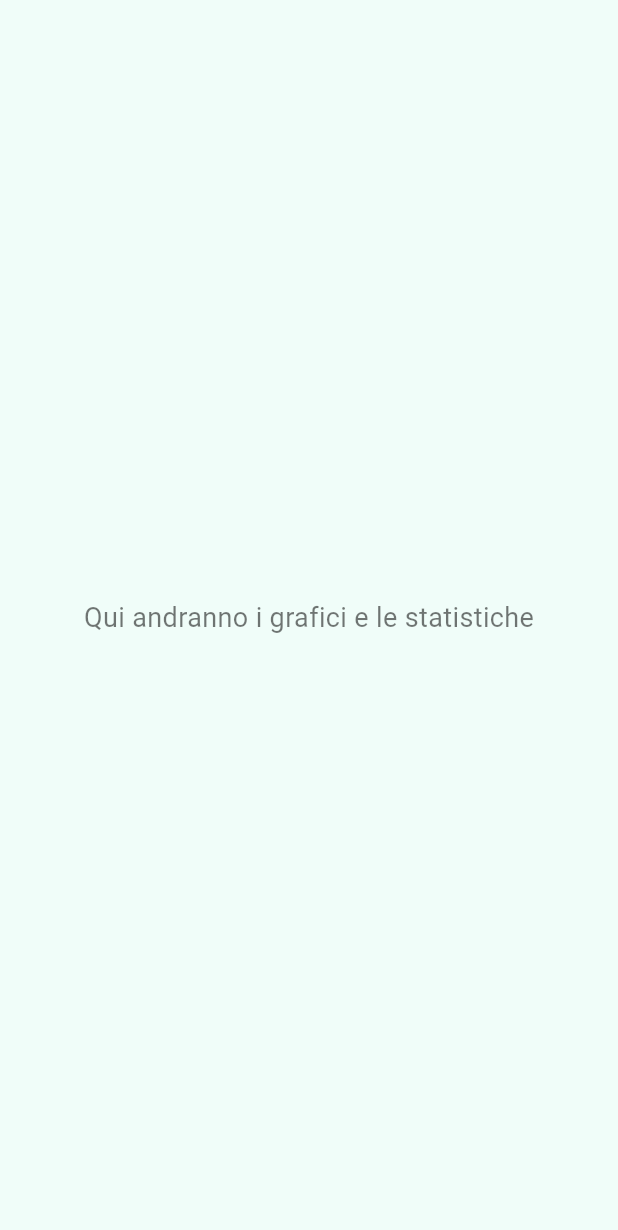
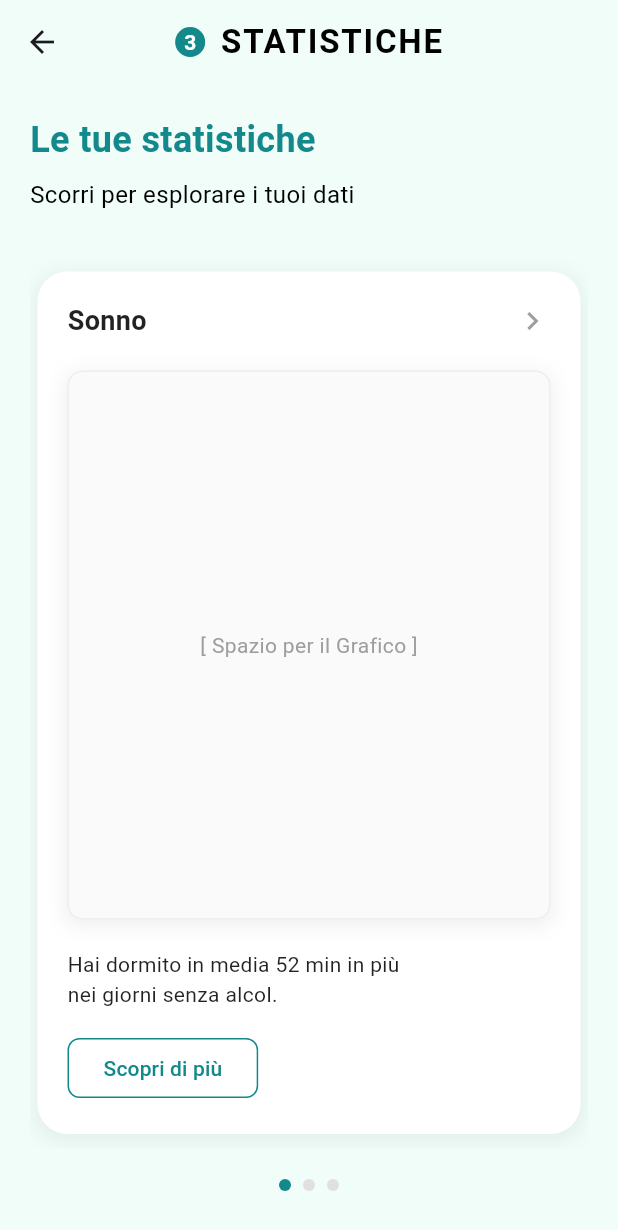
Before and after one commit to Asia1707/Applicazione, a Flutter app: the StatisticsScreen screen opened directly, on a phone screen of 412 x 824 dp. Shown: the top 1230 px of the screen. Run offline on Flutter 3.47's test engine with Material 3 defaults, Android fonts, the light colour scheme and no system bars; our stand-ins replace material_design_icons_flutter, shared_preferences; accounts and stored records are empty.

Commit message:
base statistics screen

```diff
--- a/lib/screens/settingsscreen.dart
+++ b/lib/screens/settingsscreen.dart
@@ -26,7 +26,7 @@ class _SettingsScreenState extends State <SettingsScreen> {
           ),
           const SizedBox (height:12),
           _buildInfoRow('Nome utente', 'Marco Rossi'),
-          const Divider()
+          const Divider(),
           _buildInfoRow('Codice Psicologo', 'PSI12345'),
         ],
       ),
@@ -47,7 +47,7 @@ class _SettingsScreenState extends State <SettingsScreen> {
             style: const TextStyle(fontSize: 18, color: Colors.black45),
           ),
           const SizedBox(width: 8),
-          Icon(MdiIcons.pencilOutline, size: 18, color: Color.black45),
+          Icon(MdiIcons.pencilOutline, size: 18, color: Colors.black45),
           ],
         ),
       ],
--- a/lib/screens/statisticsscreen.dart
+++ b/lib/screens/statisticsscreen.dart
@@ -1,18 +1,188 @@
 import 'package:flutter/material.dart';
 
-class StatisticsScreen extends StatelessWidget {
+class StatisticsScreen extends StatefulWidget {
   const StatisticsScreen({super.key});
+
+  @override
+  State<StatisticsScreen> createState() => _StatisticsScreenState();
+}
+
+class _StatisticsScreenState extends State<StatisticsScreen> {
+  final PageController _pageController = PageController();
+  int _currentCard = 0;
+  static const Color ral5018 = Color(0xFF13898C);
+
+  @override
+  void dispose() {
+    _pageController.dispose();
+    super.dispose();
+  }
 
   @override
   Widget build(BuildContext context) {
     return Scaffold(
+      // Mantenuto il colore di sfondo del tuo file originale
       backgroundColor: const Color(0xFFF0FDF9),
-      body: const Center(
-        child: Text(
-          'Qui andranno i grafici e le statistiche',
-          style: TextStyle(fontSize: 18, color: Colors.black54),
+      appBar: AppBar(
+        backgroundColor: const Color(0xFFF0FDF9),
+        elevation: 0,
+        title: Row(
+          mainAxisSize: MainAxisSize.min,
+          children: [
+            Container(
+              padding: const EdgeInsets.all(6),
+              decoration: const BoxDecoration(
+                color: ral5018,
+                shape: BoxShape.circle,
+              ),
+              child: const Text('3', style: TextStyle(color: Colors.white, fontSize: 14, fontWeight: FontWeight.bold)),
+            ),
+            const SizedBox(width: 10),
+            const Text(
+              'STATISTICHE',
+              style: TextStyle(color: Colors.black, fontWeight: FontWeight.bold, letterSpacing: 1.2),
+            ),
+          ],
+        ),
+        centerTitle: true,
+      ),
+      body: Padding(
+        padding: const EdgeInsets.symmetric(horizontal: 20.0),
+        child: Column(
+          crossAxisAlignment: CrossAxisAlignment.start,
+          children: [
+            const SizedBox(height: 20),
+            const Text(
+              'Le tue statistiche',
+              style: TextStyle(fontSize: 24, fontWeight: FontWeight.bold, color: ral5018),
+            ),
+            const SizedBox(height: 8),
+            const Text(
+              'Scorri per esplorare i tuoi dati',
+              style: TextStyle(fontSize: 16, color: Colors.black),
+            ),
+            const SizedBox(height: 30),
+
+            // Area delle schede che scorrono di lato
+            Expanded(
+              child: PageView(
+                controller: _pageController,
+                onPageChanged: (int page) {
+                  setState(() {
+                    _currentCard = page; // Aggiorna l'indice per colorare il pallino corretto
+                  });
+                },
+                children: const [
+                  StatCard(title: 'Sonno'),
+                  StatCard(title: 'Resting Heart Rate'),
+                  StatCard(title: 'Stress'),
+                ],
+              ),
+            ),
+
+            const SizedBox(height: 20),
+
+            // I tre pallini indicatori sotto la scheda
+            Row(
+              mainAxisAlignment: MainAxisAlignment.center,
+              children: List.generate(
+                3,
+                (index) => Container(
+                  margin: const EdgeInsets.symmetric(horizontal: 4),
+                  height: 8,
+                  width: 8,
+                  decoration: BoxDecoration(
+                    color: _currentCard == index ? ral5018 : Colors.grey.shade300,
+                    shape: BoxShape.circle,
+                  ),
+                ),
+              ),
+            ),
+            const SizedBox(height: 30),
+          ],
         ),
       ),
     );
   }
 }
+
+// IL WIDGET PER LA SCHEDA DEL GRAFICO (RIUTILIZZABILE)
+class StatCard extends StatelessWidget {
+  final String title;
+  const StatCard({super.key, required this.title});
+
+  @override
+  Widget build(BuildContext context) {
+    return Container(
+      margin: const EdgeInsets.symmetric(horizontal: 5, vertical: 10),
+      padding: const EdgeInsets.all(20),
+      decoration: BoxDecoration(
+        color: Colors.white,
+        borderRadius: BorderRadius.circular(20),
+        boxShadow: [
+          BoxShadow(
+            color: Colors.grey.withValues(alpha: 0.15),
+            spreadRadius: 2,
+            blurRadius: 10,
+            offset: const Offset(0, 3),
+          ),
+        ],
+      ),
+      child: Column(
+        crossAxisAlignment: CrossAxisAlignment.start,
+        children: [
+          Row(
+            mainAxisAlignment: MainAxisAlignment.spaceBetween,
+            children: [
+              Text(
+                title,
+                style: const TextStyle(fontSize: 18, fontWeight: FontWeight.bold, color: Colors.black87),
+              ),
+              const Icon(Icons.chevron_right, color: Colors.grey),
+            ],
+          ),
+          const SizedBox(height: 20),
+
+          // Contenitore vuoto che farà da base per il grafico a barre futuro
+          Expanded(
+            child: Container(
+              width: double.infinity,
+              decoration: BoxDecoration(
+                color: Colors.grey.shade50,
+                borderRadius: BorderRadius.circular(10),
+                border: Border.all(color: Colors.grey.shade200),
+                boxShadow: [
+                  BoxShadow(
+                    color: Colors.grey.withValues(alpha: 0.15),
+                    spreadRadius: 2,
+                    blurRadius: 10,
+                    offset: const Offset(0, 3),
+                  ),
+                ],
+              ),
+              child: const Center(
+                child: Text('[ Spazio per il Grafico ]', style: TextStyle(color: Colors.grey)),
+              ),
+            ),
+          ),
+
+          const SizedBox(height: 20),
+          const Text(
+            'Hai dormito in media 52 min in più\nnei giorni senza alcol.',
+            style: TextStyle(fontSize: 14, color: Colors.black87),
+          ),
+          const SizedBox(height: 15),
+          OutlinedButton(
+            onPressed: () {},
+            style: OutlinedButton.styleFrom(
+              foregroundColor: const Color(0xFF13898C),
+              side: const BorderSide(color: Color(0xFF13898C)),
+              shape: RoundedRectangleBorder(borderRadius: BorderRadius.circular(8)),
+            ),
+            child: const Text('Scopri di più'),
+          ),
+        ],
+      ),
+    );
+  }
+}
```
Also changed, not shown: pubspec.lock.
